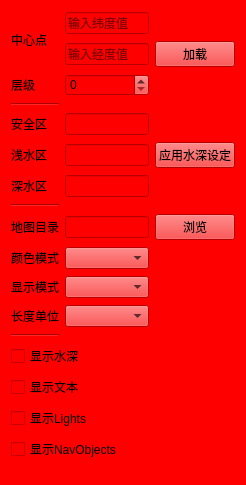
bnufree/MapMerge, file zchx_ecdis/src/zchxvectormapsettingwidget.ui: the form before one commit.
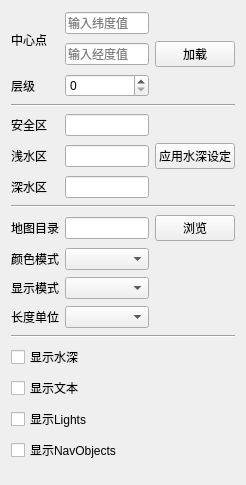
The form after the commit.

```diff
--- a/zchx_ecdis/src/zchxvectormapsettingwidget.ui
+++ b/zchx_ecdis/src/zchxvectormapsettingwidget.ui
@@ -20,9 +20,7 @@
    <string>参数设定</string>
   </property>
   <property name="styleSheet">
-   <string notr="true">*{
-	background:red;
-}</string>
+   <string notr="true"/>
   </property>
   <layout class="QGridLayout" name="gridLayout">
    <item row="13" column="0">
@@ -65,13 +63,6 @@
    <item row="10" column="1">
     <widget class="QLineEdit" name="vectorDir"/>
    </item>
-   <item row="5" column="0">
-    <widget class="Line" name="line">
-     <property name="orientation">
-      <enum>Qt::Horizontal</enum>
-     </property>
-    </widget>
-   </item>
    <item row="17" column="0" colspan="2">
     <widget class="QCheckBox" name="showLightsChk">
      <property name="text">
@@ -79,13 +70,6 @@
      </property>
     </widget>
    </item>
-   <item row="9" column="0">
-    <widget class="Line" name="line_2">
-     <property name="orientation">
-      <enum>Qt::Horizontal</enum>
-     </property>
-    </widget>
-   </item>
    <item row="18" column="0" colspan="2">
     <widget class="QCheckBox" name="showNavObjectChk">
      <property name="text">
@@ -189,7 +173,21 @@
    <item row="4" column="1">
     <widget class="QSpinBox" name="zoomSpinBox"/>
    </item>
-   <item row="14" column="0">
+   <item row="5" column="0" colspan="3">
+    <widget class="Line" name="line">
+     <property name="orientation">
+      <enum>Qt::Horizontal</enum>
+     </property>
+    </widget>
+   </item>
+   <item row="9" column="0" colspan="3">
+    <widget class="Line" name="line_2">
+     <property name="orientation">
+      <enum>Qt::Horizontal</enum>
+     </property>
+    </widget>
+   </item>
+   <item row="14" column="0" colspan="3">
     <widget class="Line" name="line_3">
      <property name="orientation">
       <enum>Qt::Horizontal</enum>
```
